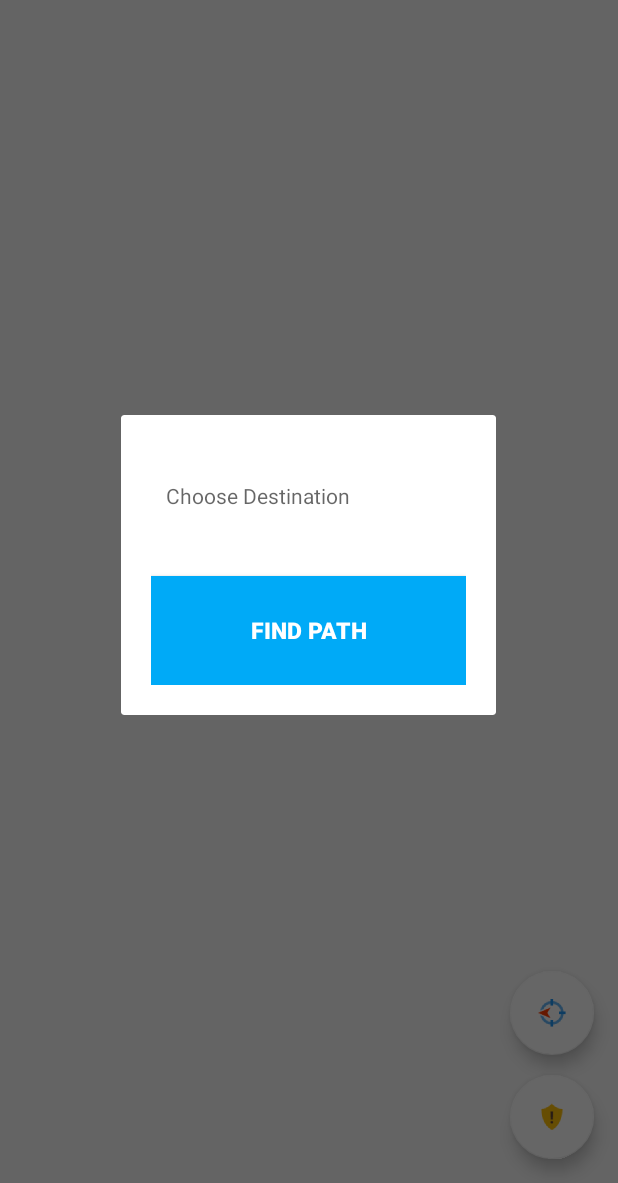
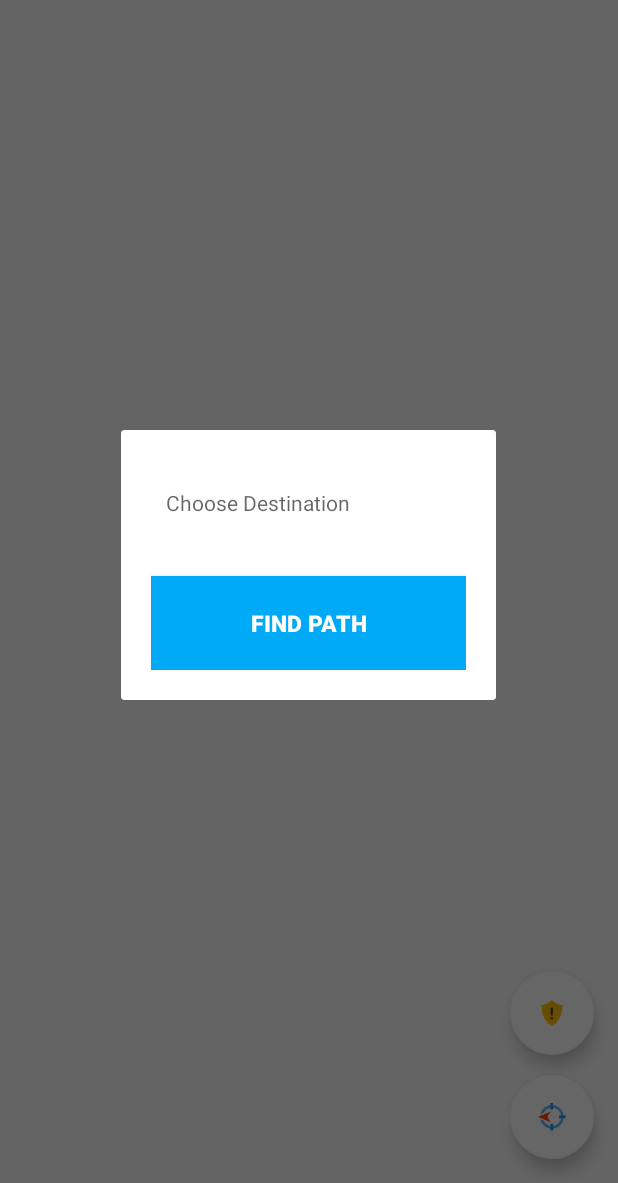
Before and after one commit to nvtu/9cv9, an Android app: the screen it shows after launch (MapsActivity), after a tap on an icon or button, on a phone screen of 412 x 824 dp, the part 53-1236 px from its top. Run offline under Robolectric (Android 15) with nearby library versions, the phone set to English and light mode, and no system bars; libraries missing offline, so code that uses them is left out: cn.pedant; 1 statement that could not run was skipped.

Commit message:
Second commit

```diff
--- a/app/build.gradle
+++ b/app/build.gradle
@@ -11,7 +11,6 @@ android {
         targetSdkVersion 24
         versionCode 1
         versionName "1.0"
-        multiDexEnabled true
 
     }
     buildTypes {
@@ -37,7 +36,6 @@ dependencies {
     compile 'com.android.support:design:24.2.1'
     compile 'com.android.support:support-v4:24.2.1'
     compile 'com.android.support:recyclerview-v7:24.2.1'
-    compile 'com.facebook.android:facebook-android-sdk:4.+'
     compile 'com.google.android.gms:play-services:8.4.0'
     compile 'com.squareup.picasso:picasso:2.5.2'
     compile 'cn.pedant.sweetalert:library:1.3'
--- a/app/src/main/AndroidManifest.xml
+++ b/app/src/main/AndroidManifest.xml
@@ -35,9 +35,9 @@
             android:name="com.google.android.geo.API_KEY"
             android:value="@string/google_maps_key" />
 
-        <service
-            android:name=".BroadcastService.NotificationService"
-            android:exported="false" />
+        <!--<service-->
+            <!--android:name=".BroadcastService.NotificationService"-->
+            <!--android:exported="false" />-->
 
         <activity
             android:name=".MapsActivity"
--- a/app/src/main/java/infection/application9cv9/Fragment/DialogNotificationFragment.java
+++ b/app/src/main/java/infection/application9cv9/Fragment/DialogPopUpFragment.java
@@ -15,10 +15,10 @@ import infection.application9cv9.R;
 /**
  * Created by Tu Van Ninh on 4/13/2017.
  */
-public class DialogNotificationFragment extends DialogFragment {
+public class DialogPopUpFragment extends DialogFragment {
 
-    private Button buttonFindPath;
-    EditText destination;
+    Button buttonFindPath;
+    EditText destinationText;
 
     @Nullable
     @Override
@@ -26,11 +26,10 @@ public class DialogNotificationFragment extends DialogFragment {
         super.onCreateView(inflater, container, savedInstanceState);
         final View rootView = inflater.inflate(R.layout.dialog_choose_dest, container, false);
         buttonFindPath = (Button) rootView.findViewById(R.id.findPath);
-        destination = (EditText) rootView.findViewById(R.id.destination);
+        destinationText = (EditText) rootView.findViewById(R.id.destination);
         buttonFindPath.setOnClickListener(new View.OnClickListener() {
             @Override
             public void onClick(View v) {
-
                 getDialog().dismiss();
             }
         });
@@ -42,9 +41,8 @@ public class DialogNotificationFragment extends DialogFragment {
         getDialog().getWindow().requestFeature(Window.FEATURE_NO_TITLE);
         super.onActivityCreated(savedInstanceState);
         getDialog().getWindow().getAttributes().windowAnimations = R.style.DialogAnimation;
+
     }
 
-    public String getDest() {
-        return destination.getText().toString();
-    }
+
 }
--- a/app/src/main/java/infection/application9cv9/MapsActivity.java
+++ b/app/src/main/java/infection/application9cv9/MapsActivity.java
@@ -3,16 +3,17 @@ package infection.application9cv9;
 import android.animation.Animator;
 import android.animation.ObjectAnimator;
 import android.animation.TypeEvaluator;
+import android.annotation.TargetApi;
 import android.app.ProgressDialog;
 import android.content.Context;
 import android.content.pm.PackageManager;
 import android.content.res.ColorStateList;
 import android.graphics.Color;
+import android.os.Build;
 import android.os.Bundle;
 import android.support.design.widget.FloatingActionButton;
 import android.support.v4.app.ActivityCompat;
 import android.support.v4.app.FragmentActivity;
-import android.util.Log;
 import android.util.Property;
 import android.view.LayoutInflater;
 import android.view.View;
@@ -35,7 +36,8 @@ import java.io.UnsupportedEncodingException;
 import java.util.ArrayList;
 import java.util.List;
 
-import infection.application9cv9.Fragment.DialogNotificationFragment;
+import cn.pedant.SweetAlert.SweetAlertDialog;
+import infection.application9cv9.Fragment.DialogPopUpFragment;
 import infection.application9cv9.Modules.DirectionFinder;
 import infection.application9cv9.Modules.DirectionFinderListener;
 import infection.application9cv9.Modules.GPSTracker;
@@ -43,7 +45,7 @@ import infection.application9cv9.Modules.MapWrapperLayout;
 import infection.application9cv9.Modules.OnInterInfoWindowTouchListener;
 import infection.application9cv9.Modules.Route;
 
-public class MapsActivity extends FragmentActivity implements OnMapReadyCallback, DirectionFinderListener {
+public class MapsActivity extends FragmentActivity implements OnMapReadyCallback, DirectionFinderListener{
 
     private GoogleMap mMap;
     private float PlaceLat;
@@ -73,6 +75,10 @@ public class MapsActivity extends FragmentActivity implements OnMapReadyCallback
     private FloatingActionButton raiseAlert;
     private FloatingActionButton chooseDestination;
 
+    DialogPopUpFragment dialogPopUpFragment;
+
+    public static String destination;
+
     @Override
     protected void onCreate(Bundle savedInstanceState) {
         super.onCreate(savedInstanceState);
@@ -87,19 +93,44 @@ public class MapsActivity extends FragmentActivity implements OnMapReadyCallback
         initListeners();
     }
 
+    @TargetApi(Build.VERSION_CODES.LOLLIPOP)
     private void initComponents() {
         contentView = LayoutInflater.from(this).inflate(R.layout.layout_maker_content, null);
         raiseAlert = (FloatingActionButton) findViewById(R.id.fab_raise_alert);
         chooseDestination = (FloatingActionButton) findViewById(R.id.fab_chooseDest);
         raiseAlert.setBackgroundTintList(ColorStateList.valueOf(getResources().getColor(R.color.white)));
         chooseDestination.setBackgroundTintList(ColorStateList.valueOf(getResources().getColor(R.color.white)));
+
+        raiseAlert.setOnClickListener(new View.OnClickListener() {
+            @Override
+            public void onClick(View v) {
+                new SweetAlertDialog(MapsActivity.this, SweetAlertDialog.WARNING_TYPE)
+                        .setTitleText("Are you sure?")
+                        .setContentText("You won't be able to recover this file!")
+                        .setCancelText("NO")
+                        .setConfirmText("YES")
+                        .showCancelButton(true)
+                        .setCancelClickListener(new SweetAlertDialog.OnSweetClickListener() {
+                            @Override
+                            public void onClick(SweetAlertDialog sDialog) {
+                                sDialog.cancel();
+                            }
+                        })
+                        .setConfirmClickListener(new SweetAlertDialog.OnSweetClickListener() {
+                            @Override
+                            public void onClick(SweetAlertDialog sweetAlertDialog) {
+                                sweetAlertDialog.dismiss();
+                            }
+                        })
+                        .show();
+            }
+        });
         chooseDestination.setOnClickListener(new View.OnClickListener() {
             @Override
             public void onClick(View v) {
                 android.support.v4.app.FragmentTransaction transaction = getSupportFragmentManager().beginTransaction();
-                DialogNotificationFragment chooseDestDialog = new DialogNotificationFragment();
-                chooseDestDialog.show(transaction, "Choose Destination");
-                Log.d("abcd", chooseDestDialog.getDest());
+                dialogPopUpFragment = new DialogPopUpFragment();
+                dialogPopUpFragment.show(transaction, "Choose Dest");
             }
         });
     }
--- a/app/src/main/res/layout/activity_maps.xml
+++ b/app/src/main/res/layout/activity_maps.xml
@@ -21,8 +21,8 @@
         android:layout_height="wrap_content"
         android:layout_gravity="bottom|end"
         android:layout_margin="@dimen/fab_margin"
-        app:backgroundTint="@android:color/white"
-        android:src="@mipmap/ic_raise_alert" />
+        android:src="@mipmap/ic_navigation"
+        />
 
     <android.support.design.widget.FloatingActionButton
         android:id="@+id/fab_raise_alert"
@@ -31,8 +31,7 @@
         android:layout_gravity="bottom|end"
         android:layout_marginRight="@dimen/fab_margin"
         android:layout_marginBottom="@dimen/fab_raise_alert_margin"
-        android:src="@mipmap/ic_navigation"
-        app:backgroundTint="@android:color/white"
+        android:src="@mipmap/ic_raise_alert"
         app:layout_anchor="@id/fab_chooseDest"
         app:layout_anchorGravity="top" />
 
--- a/app/src/main/res/layout/dialog_choose_dest.xml
+++ b/app/src/main/res/layout/dialog_choose_dest.xml
@@ -3,7 +3,7 @@
     android:orientation="vertical"
     android:layout_width="match_parent"
     android:layout_height="match_parent"
-    android:minHeight="200dp"
+    android:minHeight="180dp"
     android:minWidth="250dp"
     android:padding="20dp">
     <EditText
```
Also changed, not shown: app/src/main/java/infection/application9cv9/ServerWidget/RequestToServer.java (added, +73 -0 lines).
